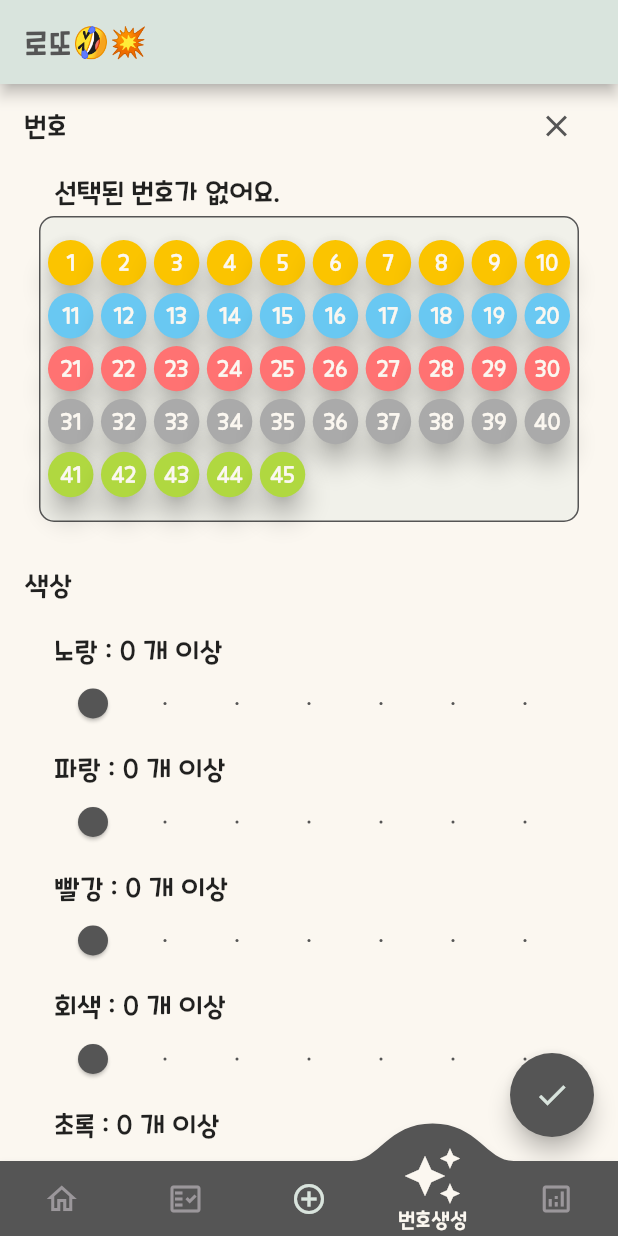
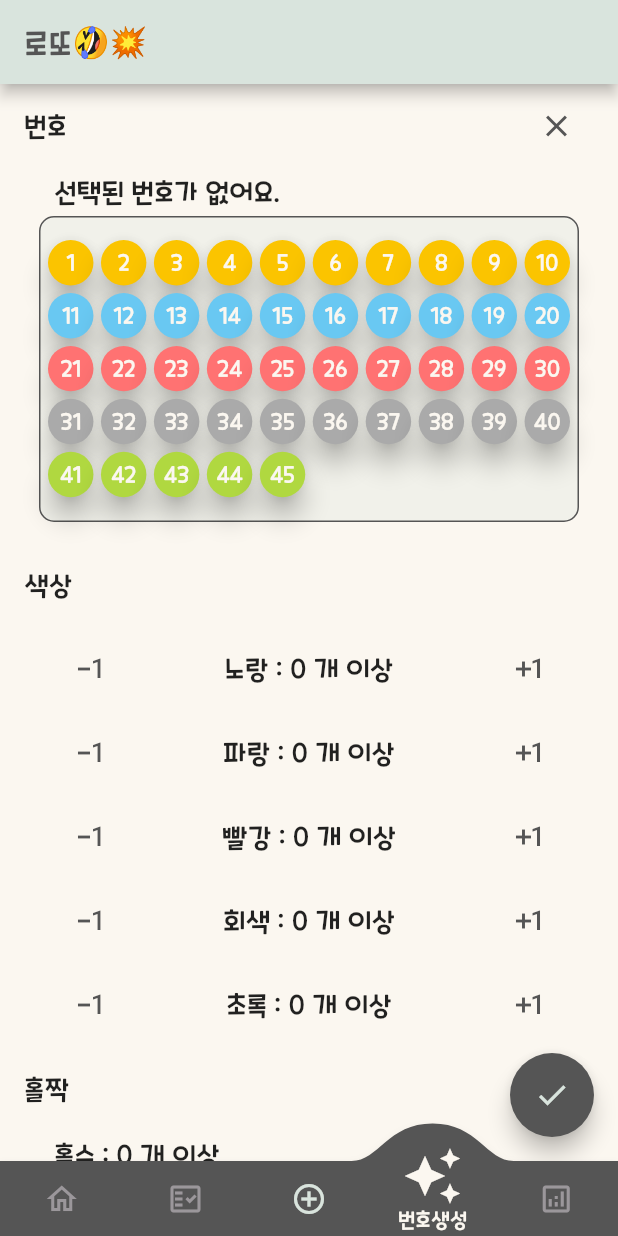
Before and after one commit to empering/lotto_mate_public, a Flutter app: the screen it shows after launch, item 4 of the bottom bar chosen, on a phone screen of 412 x 824 dp. Run offline on Flutter 3.47's test engine with Material 2 defaults, Android fonts, the light colour scheme and no system bars; drawn by our look-alikes of convex_bottom_bar; our stand-ins replace cloud_firestore, firebase_core, firebase_messaging, flutter_local_notifications, flutter_spinkit, get and 1 more; missing offline and left inert: qrscan; accounts and stored records are empty; network calls fail.

Commit message:
색상 갯수 선택 ui 변경
슬라이더 -> 버튼

```diff
--- a/lib/pages/recommend/recommend.dart
+++ b/lib/pages/recommend/recommend.dart
@@ -4,6 +4,7 @@ import 'package:lotto_mate/commons/app_colors.dart';
 import 'package:lotto_mate/commons/lotto_color.dart';
 import 'package:lotto_mate/pages/recommend/recommend_result.dart';
 import 'package:lotto_mate/states/recommend_state.dart';
+import 'package:lotto_mate/widgets/app_circle_icon_button.dart';
 import 'package:lotto_mate/widgets/app_text_button.dart';
 import 'package:lotto_mate/widgets/lotto_number.dart';
 import 'package:lotto_mate/widgets/lotto_number_pad.dart';
@@ -115,18 +116,26 @@ class Recommend extends StatelessWidget {
   _makeColorCountSlider(RecommendState recommendState, LottoColors color) {
     String colorName = recommendState.getColorName(color);
     return ListTile(
-      title: Text('$colorName : ${recommendState.colors[color]} 개 이상'),
-      subtitle: Slider(
-        value: recommendState.colors[color]! * 1.0,
-        min: 0,
-        max: 6,
-        divisions: 6,
-        label: recommendState.colors[color]!.toString(),
-        onChanged: (double count) {
-          recommendState.setColorCount(color, count.floor());
+      leading: AppCircleIconButton(
+        icon: Icon(Icons.exposure_minus_1),
+        iconColor: AppColors.primary,
+        splashColor: AppColors.accent,
+        splashRadius: 24.0,
+        onPressed: () {
+          recommendState.minusColorCount(color);
         },
-        inactiveColor: AppColors.light,
-        activeColor: AppColors.primary,
+      ),
+      trailing: AppCircleIconButton(
+        icon: Icon(Icons.exposure_plus_1),
+        iconColor: AppColors.primary,
+        splashColor: AppColors.accent,
+        splashRadius: 24.0,
+        onPressed: () {
+          recommendState.addColorCount(color);
+        },
+      ),
+      title: Center(
+        child: Text('$colorName : ${recommendState.colors[color]} 개 이상'),
       ),
     );
   }
```
Also changed, not shown: lib/states/recommend_state.dart (+26 -1 lines).
